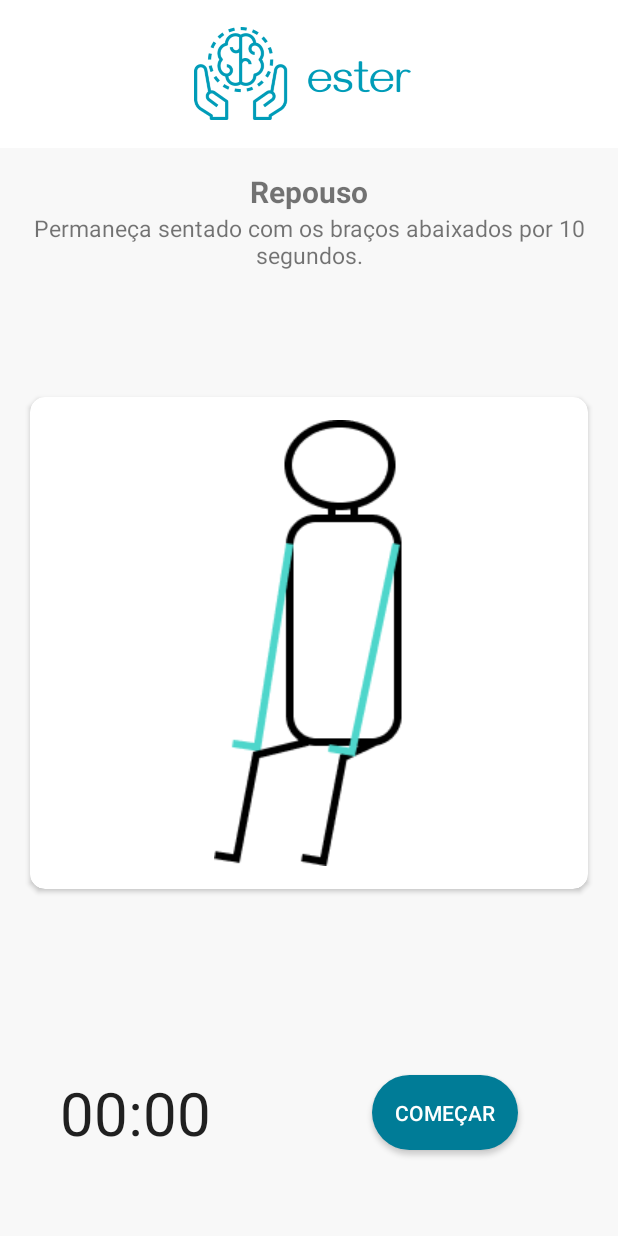
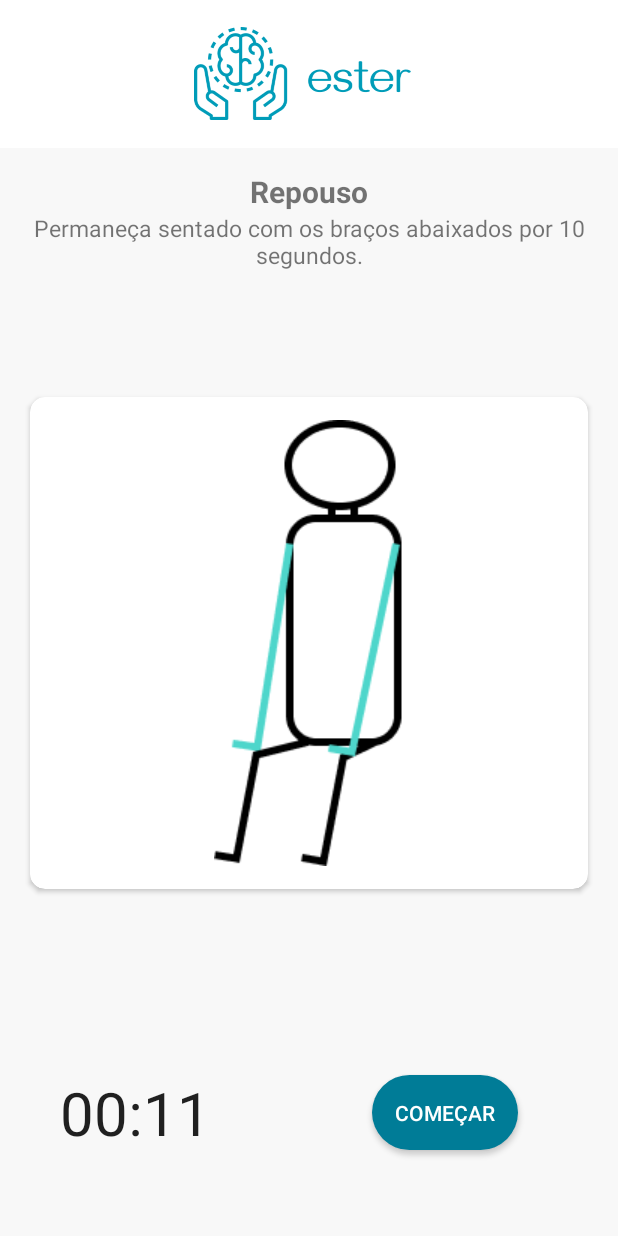
Before and after one commit to PI2-Parkinson/EsterAppAndroid, an Android app: the StrapActivity screen opened directly, with no data from a screen before it, after a tap on "REPOUSO", on a phone screen of 412 x 824 dp. Run offline under Robolectric (Android 15) with nearby library versions, the phone set to English and light mode, and no system bars.

Commit message:
Adding chronometer to strap rest layout
Co-Authored-By: CeciliaDib <ceciliabessa@hotmail.com>

```diff
--- a/app/build.gradle
+++ b/app/build.gradle
@@ -9,7 +9,7 @@ android {
     buildToolsVersion "29.0.2"
     defaultConfig {
         applicationId "com.pidois.ester"
-        minSdkVersion 23
+        minSdkVersion 24
         targetSdkVersion 28
         versionCode 1
         versionName "1.0"
--- a/app/src/main/java/com/pidois/ester/Controller/StrapActivity.java
+++ b/app/src/main/java/com/pidois/ester/Controller/StrapActivity.java
@@ -4,6 +4,7 @@ import androidx.appcompat.app.AppCompatActivity;
 
 import android.app.AlertDialog;
 import android.content.DialogInterface;
+import android.content.Intent;
 import android.os.Bundle;
 import android.view.View;
 import android.widget.Toast;
@@ -30,7 +31,7 @@ public class StrapActivity extends AppCompatActivity implements View.OnClickList
     public void onClick(View view) {
         int i = view.getId();
         if (i == R.id.btn_m1){
-            setContentView(R.layout.activity_strap_rest);
+            switchScreen(StrapRestActivity.class);
         } else if (i == R.id.btn_m2){
             //todo
         } else if (i == R.id.btn_m3){
@@ -62,4 +63,9 @@ public class StrapActivity extends AppCompatActivity implements View.OnClickList
         alertDialog.show();
     }
 
+    private void switchScreen (Class cl){
+        Intent intent = new Intent(StrapActivity.this, cl);
+        StrapActivity.this.startActivity(intent);
+    }
+
 }
--- a/app/src/main/java/com/pidois/ester/Controller/StrapRestActivity.java
+++ b/app/src/main/java/com/pidois/ester/Controller/StrapRestActivity.java
@@ -20,10 +20,38 @@ import java.util.Locale;
 
 public class StrapRestActivity extends AppCompatActivity {
 
+    private Chronometer chronometer;
+    private Button button;
+    private int time = 0;
+
     @Override
     protected void onCreate(Bundle savedInstanceState) {
         super.onCreate(savedInstanceState);
         setContentView(R.layout.activity_strap_rest);
+
+        chronometer = findViewById(R.id.strap_rest_chronometer);
+        button = findViewById(R.id.strap_rest_btn);
+
+        chronometer.setBase(SystemClock.elapsedRealtime() + (11*1000));
+        chronometer.setCountDown(true);
+
+        chronometer.setOnChronometerTickListener(new Chronometer.OnChronometerTickListener() {
+            @Override
+            public void onChronometerTick(Chronometer chronometer) {
+                time++;
+                if (time == 10){
+                    chronometer.stop();
+                }
+            }
+        });
+
+
+        button.setOnClickListener(new View.OnClickListener() {
+            @Override
+            public void onClick(View v) {
+                chronometer.start();
+            }
+        });
 
     }
 
--- a/app/src/main/res/layout/activity_strap_rest.xml
+++ b/app/src/main/res/layout/activity_strap_rest.xml
@@ -103,7 +103,7 @@
     </androidx.cardview.widget.CardView>
 
     <Chronometer
-        android:id="@+id/chronometer2"
+        android:id="@+id/strap_rest_chronometer"
         android:layout_width="wrap_content"
         android:layout_height="wrap_content"
         android:gravity="center"
@@ -115,7 +115,7 @@
         app:layout_editor_absoluteX="20dp" />
 
     <Button
-        android:id="@+id/button2"
+        android:id="@+id/strap_rest_btn"
         android:layout_width="wrap_content"
         android:layout_height="wrap_content"
         android:background="@drawable/round_btn_grey"
@@ -124,7 +124,7 @@
         android:textColor="@color/white"
         app:layout_constraintBottom_toBottomOf="parent"
         app:layout_constraintEnd_toEndOf="parent"
-        app:layout_constraintStart_toEndOf="@+id/chronometer2"
+        app:layout_constraintStart_toEndOf="@+id/strap_rest_chronometer"
         app:layout_constraintTop_toTopOf="@+id/guideline25" />
 
 </androidx.constraintlayout.widget.ConstraintLayout>
```
